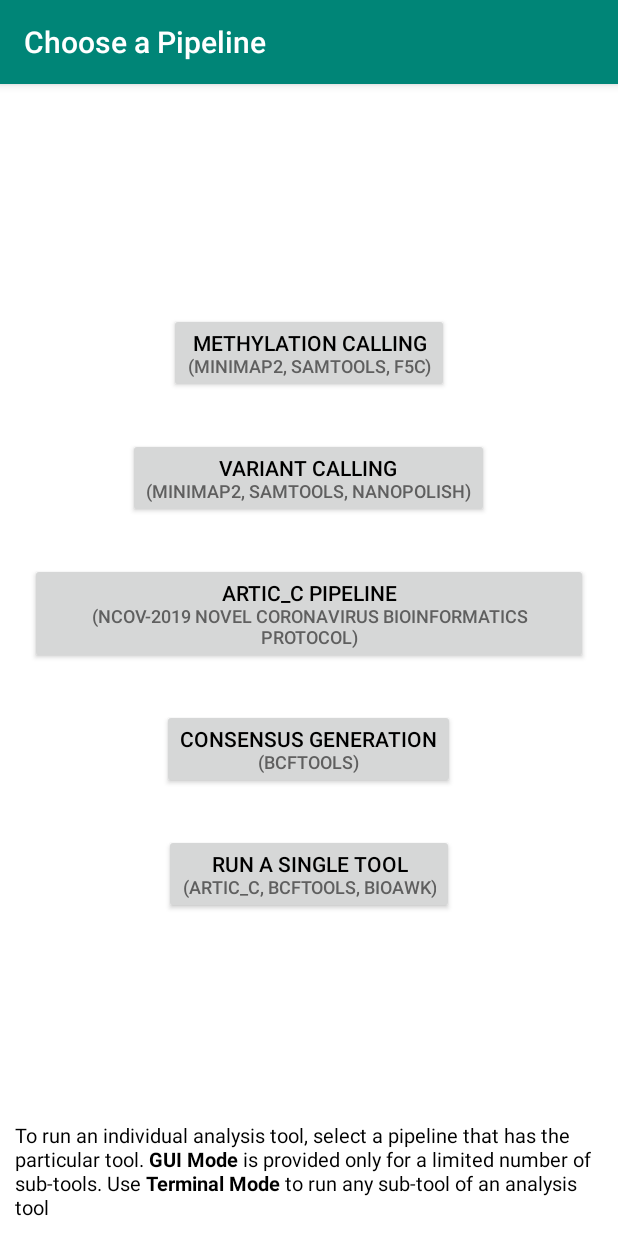
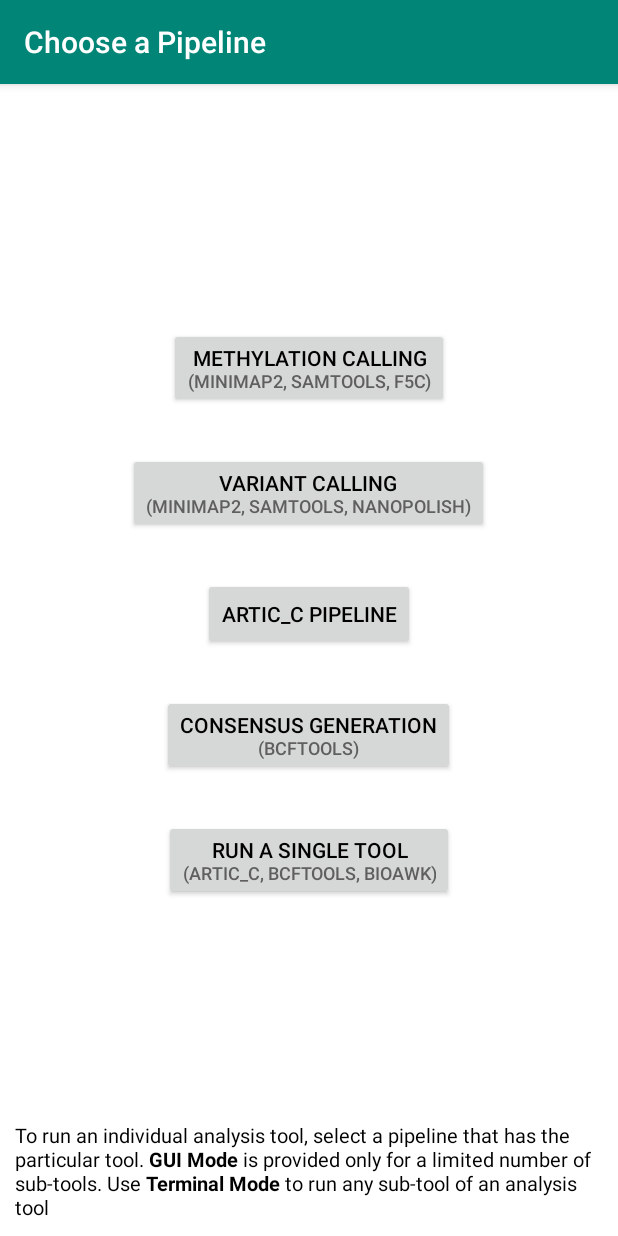
Before and after one commit to SanojPunchihewa/f5n, an Android app: the screen it shows after launch (ChoosePipelineActivity), after a tap on "STANDALONE PIPELINE", on a phone screen of 412 x 824 dp. Run offline under Robolectric (Android 15) with nearby library versions, the phone set to English and light mode, and no system bars.

Commit message:
Change Artic Pipeline Button name

```diff
--- a/app/src/main/res/values/strings.xml
+++ b/app/src/main/res/values/strings.xml
@@ -100,7 +100,7 @@
     <string name="title_default_pipeline_type">Pipeline Type</string>
     <string name="btn_methylation">Methylation Calling\n<font color="#5F5F5F" size="12">(Minimap2, Samtools, F5C)</font></string>
     <string name="btn_variant">Variant Calling\n<font color="#5F5F5F" size="12">(Minimap2, Samtools, Nanopolish)</font></string>
-    <string name="btn_artic">Artic_C Pipeline\n<font color="#5F5F5F" size="12">(nCoV-2019 novel coronavirus bioinformatics protocol)</font></string>
+    <string name="btn_artic">Artic_C Pipeline</string>
     <string name="btn_consensus">Consensus Generation\n<font color="#5F5F5F" size="12">(bcftools)</font></string>
 
     <string name="btn_single_tool">Run a Single Tool\n<font color="#5F5F5F" size="12">(Artic_C, Bcftools, Bioawk)</font></string>
```
